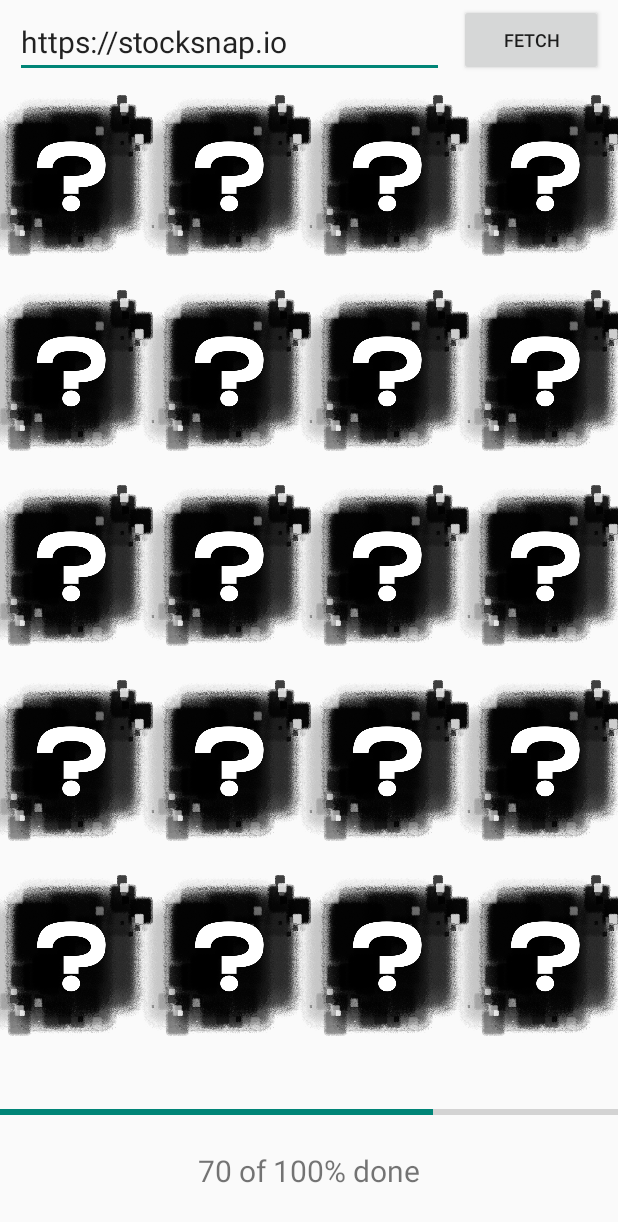
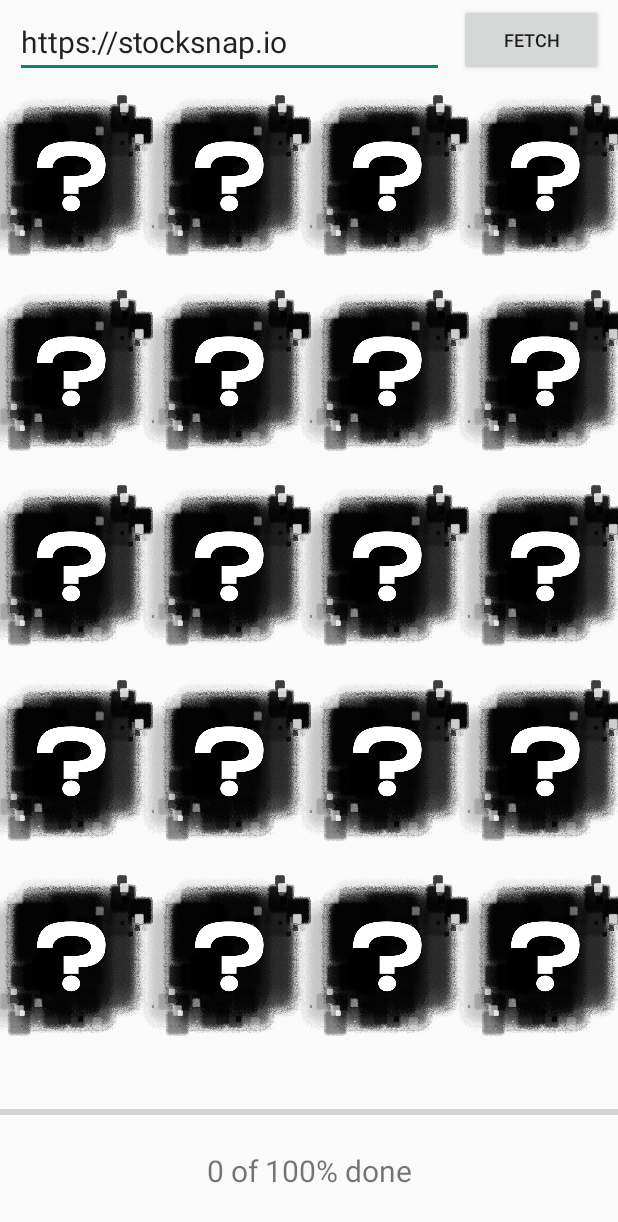
Before and after one commit to hash456/android_game, an Android app: the MainActivity screen opened directly, with no data from a screen before it, after a tap on "FETCH", on a phone screen of 412 x 824 dp. Shown: the top 1222 px of the screen. Run offline under Robolectric (Android 15) with nearby library versions, the phone set to English and light mode, and no system bars.

Commit message:
progress bar done

```diff
--- a/app/src/main/java/iss/nus/androidgame/MainActivity.java
+++ b/app/src/main/java/iss/nus/androidgame/MainActivity.java
@@ -4,8 +4,11 @@ import androidx.appcompat.app.AlertDialog;
 import androidx.appcompat.app.AppCompatActivity;
 import androidx.core.content.FileProvider;
 
+import android.content.BroadcastReceiver;
+import android.content.Context;
 import android.content.DialogInterface;
 import android.content.Intent;
+import android.content.IntentFilter;
 import android.graphics.Bitmap;
 import android.graphics.BitmapFactory;
 import android.graphics.drawable.BitmapDrawable;
@@ -45,6 +48,35 @@ public class MainActivity extends AppCompatActivity {
 
     AlertDialog.Builder dlg;
 
+    ProgressBar progressBar;
+    TextView progressText;
+
+    protected BroadcastReceiver progressBarReceiver = new BroadcastReceiver() {
+        @Override
+        public void onReceive(Context context, Intent intent) {
+            String action = intent.getAction();
+            if(action == null)
+                return;
+
+            if(action.equals("DOWNLOAD_START")) {
+                // Show progress bar
+                progressBar.setProgress(0);
+            } else if(action.equals("DOWNLOAD_ONGOING")) {
+                Integer progress = intent.getIntExtra("Download Progress", 0) * 5;
+                // Advance progress bar
+                progressBar.setProgress(progress);
+                progressText.setText(progress.toString() + "% of 100% done");
+            } else if(action.equals("DOWNLOAD_COMPLETE")) {
+                // Fullup progress bar
+                progressBar.setProgress(100);
+                progressText.setText("100% of 100% done");
+                stopService(new Intent(MainActivity.this, JsoupCrawler.class));
+                images = getDownloadImages();
+                imagesToGridView();
+            }
+        }
+    };
+
     @Override
     protected void onCreate(Bundle savedInstanceState) {
         setTheme(R.style.Theme_AppCompat_Light_NoActionBar);
@@ -52,10 +84,16 @@ public class MainActivity extends AppCompatActivity {
         setContentView(R.layout.activity_main);
 
         // For progress bar
-        ProgressBar progressBar = findViewById(R.id.pgProgressBar);
-        TextView progressText = findViewById(R.id.tvProgressPercentage);
-        Handler handler = new Handler();
-        final int[] percentDone = {0};
+        progressBar = findViewById(R.id.pgProgressBar);
+        progressText = findViewById(R.id.tvProgressPercentage);
+//        Handler handler = new Handler();
+//        final int[] percentDone = {0};
+
+        IntentFilter filter = new IntentFilter();
+        filter.addAction("DOWNLOAD_START");
+        filter.addAction("DOWNLOAD_ONGOING");
+        filter.addAction("DOWNLOAD_COMPLETE");
+        registerReceiver(progressBarReceiver, filter);
 
         // Hardcode imageUrl here, remove for actual demo
         EditText imageUrl = findViewById(R.id.imageUrl);
@@ -80,38 +118,38 @@ public class MainActivity extends AppCompatActivity {
 
                         Toast.makeText(getApplicationContext(), urlToFetch , Toast.LENGTH_SHORT).show();
 
-                        new Handler().postDelayed(new Runnable() {
-                            @Override
-                            public void run() {
-                                stopService(new Intent(MainActivity.this, JsoupCrawler.class));
-                                images = getDownloadImages();
-                                imagesToGridView();
-                            }
-                        }, 10000);
+//                        new Handler().postDelayed(new Runnable() {
+//                            @Override
+//                            public void run() {
+//                                stopService(new Intent(MainActivity.this, JsoupCrawler.class));
+//                                images = getDownloadImages();
+//                                imagesToGridView();
+//                            }
+//                        }, 10000);
 
-                        new Thread(new Runnable() {
-                            public void run() {
-                                while (percentDone[0] < 100) {
-                                    percentDone[0] += 5;
-
-                                    handler.post(new Runnable() {
-                                        public void run() {
-                                            progressBar.setProgress(percentDone[0]);
-
-                                            progressText.setText(percentDone[0] + " of 100% done");
-                                        }
-                                    });
-
-                                    // This part is for testing only
-                                    try {
-                                        Thread.sleep(200);
-                                    } catch (InterruptedException e) {
-                                        e.printStackTrace();
-                                    }
-                                }
-                                percentDone[0] = 0;
-                            }
-                        }).start();
+//                        new Thread(new Runnable() {
+//                            public void run() {
+//                                while (percentDone[0] < 100) {
+//                                    percentDone[0] += 5;
+//
+//                                    handler.post(new Runnable() {
+//                                        public void run() {
+//                                            progressBar.setProgress(percentDone[0]);
+//
+//                                            progressText.setText(percentDone[0] + " of 100% done");
+//                                        }
+//                                    });
+//
+//                                    // This part is for testing only
+//                                    try {
+//                                        Thread.sleep(200);
+//                                    } catch (InterruptedException e) {
+//                                        e.printStackTrace();
+//                                    }
+//                                }
+//                                percentDone[0] = 0;
+//                            }
+//                        }).start();
 
                     } else {
                         Toast.makeText(getApplicationContext(), "URL cannot be empty" , Toast.LENGTH_SHORT).show();
```
Also changed, not shown: app/src/main/java/iss/nus/androidgame/JsoupCrawler.java (+18 -0 lines).
